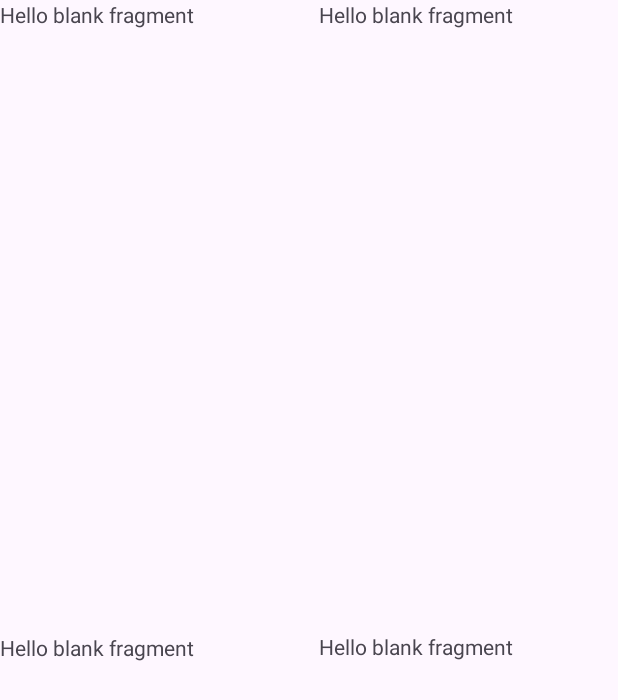
After one commit to JavierRamiro8/PMDM_2324, an Android app: the LanzadorFragment screen opened directly, with no data from a screen before it, on a phone screen of 412 x 824 dp. The commit adds this screen. Shown: the top 700 px of the screen. Run offline under Robolectric (Android 15) with nearby library versions, the phone set to English and light mode, and no system bars.

Commit message:
fragment

```diff
--- a/app/src/main/AndroidManifest.xml
+++ b/app/src/main/AndroidManifest.xml
@@ -12,6 +12,15 @@
         android:supportsRtl="true"
         android:theme="@style/Theme.PMDM_2324"
         tools:targetApi="31">
+        <activity
+            android:name=".ejerciciosBasicos.LanzadorFragment"
+            android:exported="true">
+            <intent-filter>
+                <action android:name="android.intent.action.MAIN" />
+
+                <category android:name="android.intent.category.LAUNCHER" />
+            </intent-filter>
+        </activity>
         <activity
             android:name=".ut03_PasosDeDatosEntreActividades.ut308MostrarMonstruo"
             android:exported="true">
--- /dev/null
+++ b/app/src/main/java/com/example/pmdm_2324/ejerciciosBasicos/LanzadorFragment.java
@@ -0,0 +1,16 @@
+package com.example.pmdm_2324.ejerciciosBasicos;
+
+import androidx.appcompat.app.AppCompatActivity;
+
+import android.os.Bundle;
+
+import com.example.pmdm_2324.R;
+
+public class LanzadorFragment extends AppCompatActivity {
+
+    @Override
+    protected void onCreate(Bundle savedInstanceState) {
+        super.onCreate(savedInstanceState);
+        setContentView(R.layout.activity_lanzador_fragment);
+    }
+}
--- /dev/null
+++ b/app/src/main/java/com/example/pmdm_2324/ejerciciosBasicos/MiPrimerFragment.java
@@ -0,0 +1,77 @@
+package com.example.pmdm_2324.ejerciciosBasicos;
+
+import android.graphics.Color;
+import android.os.Bundle;
+
+import androidx.fragment.app.Fragment;
+
+import android.view.LayoutInflater;
+import android.view.View;
+import android.view.ViewGroup;
+import android.widget.TextView;
+
+import com.example.pmdm_2324.R;
+
+/**
+ * A simple {@link Fragment} subclass.
+ * Use the {@link MiPrimerFragment#newInstance} factory method to
+ * create an instance of this fragment.
+ */
+public class MiPrimerFragment extends Fragment {
+
+    // TODO: Rename parameter arguments, choose names that match
+    // the fragment initialization parameters, e.g. ARG_ITEM_NUMBER
+    private static final String ARG_PARAM1 = "param1";
+    private static final String ARG_PARAM2 = "param2";
+    private static final double COLOR_RANGE = 254;
+
+    // TODO: Rename and change types of parameters
+    private String mParam1;
+    private String mParam2;
+
+    public MiPrimerFragment() {
+        // Required empty public constructor
+    }
+
+    /**
+     * Use this factory method to create a new instance of
+     * this fragment using the provided parameters.
+     *
+     * @param param1 Parameter 1.
+     * @param param2 Parameter 2.
+     * @return A new instance of fragment MiPrimerFragment.
+     */
+    // TODO: Rename and change types and number of parameters
+    public static MiPrimerFragment newInstance(String param1, String param2) {
+        MiPrimerFragment fragment = new MiPrimerFragment();
+        Bundle args = new Bundle();
+        args.putString(ARG_PARAM1, param1);
+        args.putString(ARG_PARAM2, param2);
+        fragment.setArguments(args);
+        return fragment;
+    }
+
+    @Override
+    public void onCreate(Bundle savedInstanceState) {
+        super.onCreate(savedInstanceState);
+        if (getArguments() != null) {
+            mParam1 = getArguments().getString(ARG_PARAM1);
+            mParam2 = getArguments().getString(ARG_PARAM2);
+        }
+    }
+
+    TextView tvHola;
+
+    @Override
+    public View onCreateView(LayoutInflater inflater, ViewGroup container,
+                             Bundle savedInstanceState) {
+        // Inflate the layout for this fragment
+        View layout = inflater.inflate(R.layout.fragment_mi_primer, container, false);
+        tvHola = layout.findViewById(R.id.ut04f1idtvHola);
+
+        tvHola.setOnClickListener((v) -> {
+            tvHola.setBackgroundColor(Color.rgb((int) (Math.random() * COLOR_RANGE), (int) (Math.random() * COLOR_RANGE), (int) (Math.random() * COLOR_RANGE)));
+        });
+        return layout;
+    }
+}
--- /dev/null
+++ b/app/src/main/res/layout/activity_lanzador_fragment.xml
@@ -0,0 +1,67 @@
+<?xml version="1.0" encoding="utf-8"?>
+<androidx.constraintlayout.widget.ConstraintLayout xmlns:android="http://schemas.android.com/apk/res/android"
+    xmlns:app="http://schemas.android.com/apk/res-auto"
+    xmlns:tools="http://schemas.android.com/tools"
+    android:layout_width="match_parent"
+    android:layout_height="match_parent"
+    tools:context=".ejerciciosBasicos.LanzadorFragment"
+    tools:layout_editor_absoluteX="2dp"
+    tools:layout_editor_absoluteY="6dp">
+
+    <androidx.constraintlayout.widget.ConstraintLayout
+        android:layout_width="match_parent"
+        android:layout_height="match_parent"
+        tools:context=".ejerciciosBasicos.LanzadorFragment"
+        tools:layout_editor_absoluteX="74dp"
+        tools:layout_editor_absoluteY="173dp">
+
+        <androidx.fragment.app.FragmentContainerView
+            android:id="@+id/fragmentContainerView3"
+            android:name="com.example.pmdm_2324.ejerciciosBasicos.MiPrimerFragment"
+            android:layout_width="199dp"
+            android:layout_height="400dp"
+            app:layout_constraintBottom_toBottomOf="parent"
+            app:layout_constraintEnd_toEndOf="parent"
+            app:layout_constraintHorizontal_bias="1.0"
+            app:layout_constraintStart_toStartOf="parent"
+            app:layout_constraintTop_toBottomOf="@+id/fragmentContainerView2"
+            app:layout_constraintVertical_bias="0.954" />
+
+        <androidx.fragment.app.FragmentContainerView
+            android:id="@+id/fragmentContainerView"
+            android:name="com.example.pmdm_2324.ejerciciosBasicos.MiPrimerFragment"
+            android:layout_width="194dp"
+            android:layout_height="402dp"
+            app:layout_constraintBottom_toBottomOf="parent"
+            app:layout_constraintEnd_toEndOf="parent"
+            app:layout_constraintHorizontal_bias="0.0"
+            app:layout_constraintStart_toStartOf="parent"
+            app:layout_constraintTop_toTopOf="parent"
+            app:layout_constraintVertical_bias="1.0" />
+
+        <androidx.fragment.app.FragmentContainerView
+            android:id="@+id/fragmentContainerView2"
+            android:name="com.example.pmdm_2324.ejerciciosBasicos.MiPrimerFragment"
+            android:layout_width="199dp"
+            android:layout_height="360dp"
+            app:layout_constraintBottom_toBottomOf="parent"
+            app:layout_constraintEnd_toEndOf="parent"
+            app:layout_constraintHorizontal_bias="1.0"
+            app:layout_constraintStart_toStartOf="parent"
+            app:layout_constraintTop_toTopOf="parent"
+            app:layout_constraintVertical_bias="0.0" />
+
+        <androidx.fragment.app.FragmentContainerView
+            android:id="@+id/fragmentContainerView4"
+            android:name="com.example.pmdm_2324.ejerciciosBasicos.MiPrimerFragment"
+            android:layout_width="194dp"
+            android:layout_height="360dp"
+            app:layout_constraintBottom_toTopOf="@+id/fragmentContainerView"
+            app:layout_constraintEnd_toStartOf="@+id/fragmentContainerView2"
+            app:layout_constraintHorizontal_bias="0.0"
+            app:layout_constraintStart_toStartOf="parent"
+            app:layout_constraintTop_toTopOf="parent"
+            app:layout_constraintVertical_bias="0.0" />
+    </androidx.constraintlayout.widget.ConstraintLayout>
+
+</androidx.constraintlayout.widget.ConstraintLayout>
--- /dev/null
+++ b/app/src/main/res/layout/fragment_mi_primer.xml
@@ -0,0 +1,15 @@
+<?xml version="1.0" encoding="utf-8"?>
+<FrameLayout xmlns:android="http://schemas.android.com/apk/res/android"
+    xmlns:tools="http://schemas.android.com/tools"
+    android:layout_width="match_parent"
+    android:layout_height="match_parent"
+    tools:context=".ejerciciosBasicos.MiPrimerFragment">
+
+    <!-- TODO: Update blank fragment layout -->
+    <TextView
+        android:id="@+id/ut04f1idtvHola"
+        android:layout_width="match_parent"
+        android:layout_height="match_parent"
+        android:text="@string/hello_blank_fragment" />
+
+</FrameLayout>
--- a/app/src/main/res/values/strings.xml
+++ b/app/src/main/res/values/strings.xml
@@ -1,3 +1,5 @@
 <resources>
     <string name="app_name">PMDM_2324</string>
+    <!-- TODO: Remove or change this placeholder text -->
+    <string name="hello_blank_fragment">Hello blank fragment</string>
 </resources>
```
